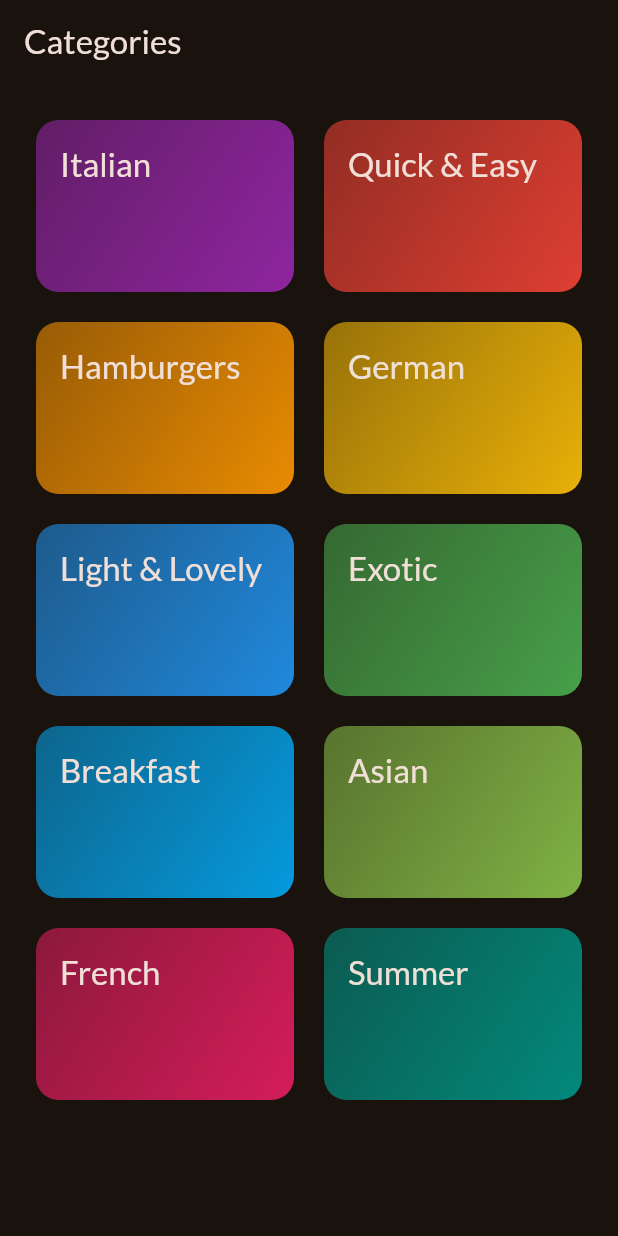
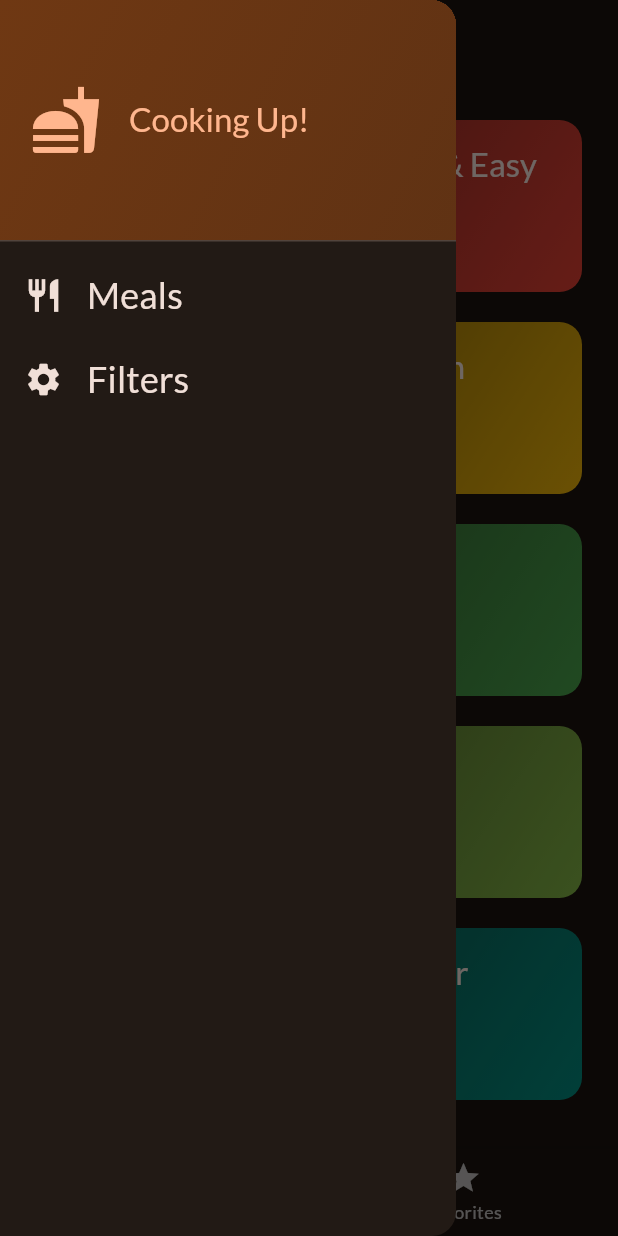
Before and after one commit to MarcinFed/meals_app, a Flutter app: the screen it shows after launch, with the side drawer open (before the commit the screen has no drawer), on a phone screen of 412 x 824 dp. Run offline on Flutter 3.47's test engine with Material 3 defaults, Android fonts, the phone set to English and light mode, and no system bars; our stand-ins replace google_fonts, transparent_image.

```diff
--- a/lib/main.dart
+++ b/lib/main.dart
@@ -1,6 +1,6 @@
 import 'package:flutter/material.dart';
 import 'package:google_fonts/google_fonts.dart';
-import 'package:meals_app/screens/categories.dart';
+import 'package:meals_app/screens/tabs.dart';
 
 final theme = ThemeData(
   colorScheme: ColorScheme.fromSeed(
@@ -21,7 +21,7 @@ class App extends StatelessWidget {
   Widget build(BuildContext context) {
     return MaterialApp(
         theme: theme,
-        home: const CategoriesScreen(),
+        home: const TabsScreen(),
     );
   }
 }
--- a/lib/screens/categories.dart
+++ b/lib/screens/categories.dart
@@ -3,16 +3,25 @@ import 'package:meals_app/data/dummy_data.dart';
 import 'package:meals_app/widgets/category_grid_item.dart';
 import 'package:meals_app/screens/meals.dart';
 import 'package:meals_app/models/category.dart';
+import 'package:meals_app/models/meal.dart';
 
 class CategoriesScreen extends StatelessWidget {
-  const CategoriesScreen({super.key});
+  const CategoriesScreen({
+    super.key,
+    required this.onToggleFavorite,
+  });
+
+  final void Function(Meal meal) onToggleFavorite;
 
   void _selectCategory(BuildContext context, Category category) {
-    final filteredMeals =  dummyMeals.where((meal) => meal.categories.contains(category.id)).toList();
+    final filteredMeals = dummyMeals
+        .where((meal) => meal.categories.contains(category.id))
+        .toList();
 
     Navigator.of(context).push(
       MaterialPageRoute(
         builder: (ctx) => MealsScreen(
+          onToggleFavorite: onToggleFavorite,
           title: category.title,
           meals: filteredMeals,
         ),
@@ -22,11 +31,7 @@ class CategoriesScreen extends StatelessWidget {
 
   @override
   Widget build(BuildContext context) {
-    return Scaffold(
-        appBar: AppBar(
-          title: const Text('Categories'),
-        ),
-        body: GridView(
+    return GridView(
       padding: const EdgeInsets.all(24),
       gridDelegate: const SliverGridDelegateWithFixedCrossAxisCount(
         crossAxisCount: 2,
@@ -41,6 +46,6 @@ class CategoriesScreen extends StatelessWidget {
             onSelectCategory: () => _selectCategory(context, category),
           )
       ],
-        ));
+    );
   }
 }
--- /dev/null
+++ b/lib/screens/tabs.dart
@@ -0,0 +1,99 @@
+import 'package:flutter/material.dart';
+import 'package:meals_app/screens/meals.dart';
+import 'package:meals_app/screens/categories.dart';
+import 'package:meals_app/models/meal.dart';
+import 'package:meals_app/widgets/main_drawer.dart';
+
+class TabsScreen extends StatefulWidget {
+  const TabsScreen({super.key});
+
+  @override
+  State<TabsScreen> createState() {
+    return _TabsScreenState();
+  }
+}
+
+class _TabsScreenState extends State<TabsScreen> {
+  int _selectedPageIndex = 0;
+  final List<Meal> _favoriteMeals = [];
+
+  void _showInfoMessage(String message) {
+    ScaffoldMessenger.of(context).clearSnackBars();
+    ScaffoldMessenger.of(context).showSnackBar(
+      SnackBar(
+        content: Text(message),
+        duration: const Duration(seconds: 2),
+      ),
+    );
+  }
+
+  void _toggleMealFavoriteStatus(Meal meal) {
+    final isExisting = _favoriteMeals.contains(meal);
+
+    if (isExisting) {
+      setState(() {
+        _favoriteMeals.remove(meal);
+      });
+      _showInfoMessage('Removed from favorites');
+    } else {
+      setState(() {
+        _favoriteMeals.add(meal);
+      });
+      _showInfoMessage('Added to favorites');
+    }
+  }
+
+  void _selectPage(int index) {
+    setState(() {
+      _selectedPageIndex = index;
+    });
+  }
+
+  void _setScreen(String identifier) {
+if (identifier == 'filters') {
+      Navigator.of(context).pushReplacementNamed('/filters');
+    } else {
+      Navigator.of(context).pushReplacementNamed('/');
+    }
+  }
+
+  @override
+  Widget build(BuildContext context) {
+    Widget activePage = CategoriesScreen(
+      onToggleFavorite: _toggleMealFavoriteStatus,
+    );
+    var activePageTitle = 'Categories';
+
+    if (_selectedPageIndex == 1) {
+      activePage = MealsScreen(
+        meals: _favoriteMeals,
+        onToggleFavorite: _toggleMealFavoriteStatus,
+      );
+      activePageTitle = 'Favorites';
+    }
+
+    return Scaffold(
+      appBar: AppBar(
+        title: Text(activePageTitle),
+      ),
+      drawer: MainDrawer(
+        onSelectScreen: _setScreen,
+      ),
+      body: activePage,
+      bottomNavigationBar: BottomNavigationBar(
+        onTap: _selectPage,
+        currentIndex: _selectedPageIndex,
+        items: const [
+          BottomNavigationBarItem(
+            icon: Icon(Icons.set_meal),
+            label: 'Categories',
+          ),
+          BottomNavigationBarItem(
+            icon: Icon(Icons.star),
+            label: 'Favorites',
+          ),
+        ],
+      ),
+    );
+  }
+}
--- /dev/null
+++ b/lib/widgets/main_drawer.dart
@@ -0,0 +1,84 @@
+import 'package:flutter/material.dart';
+
+class MainDrawer extends StatelessWidget {
+  const MainDrawer({
+    super.key,
+    required this.onSelectScreen,
+  });
+
+  final void Function(String identifier) onSelectScreen;
+
+  @override
+  Widget build(BuildContext context) {
+    return Drawer(
+      child: Column(
+        children: [
+          DrawerHeader(
+            padding: const EdgeInsets.all(20),
+            decoration: BoxDecoration(
+              gradient: LinearGradient(
+                colors: [
+                  Theme.of(context).colorScheme.primaryContainer,
+                  Theme.of(context)
+                      .colorScheme
+                      .primaryContainer
+                      .withOpacity(0.8),
+                ],
+                begin: Alignment.topLeft,
+                end: Alignment.bottomRight,
+              ),
+            ),
+            child: Row(
+              children: [
+                Icon(
+                  Icons.fastfood,
+                  size: 48,
+                  color: Theme.of(context).colorScheme.primary,
+                ),
+                const SizedBox(width: 18),
+                Text(
+                  'Cooking Up!',
+                  style: Theme.of(context).textTheme.titleLarge!.copyWith(
+                        color: Theme.of(context).colorScheme.primary,
+                      ),
+                ),
+              ],
+            ),
+          ),
+          ListTile(
+            leading: Icon(
+              Icons.restaurant,
+              size: 26,
+              color: Theme.of(context).colorScheme.onBackground,
+            ),
+            title: Text(
+              'Meals',
+              style: Theme.of(context).textTheme.titleSmall!.copyWith(
+                  color: Theme.of(context).colorScheme.onBackground,
+                  fontSize: 24),
+            ),
+            onTap: () {
+              onSelectScreen('meals');
+            },
+          ),
+          ListTile(
+            leading: Icon(
+              Icons.settings,
+              size: 26,
+              color: Theme.of(context).colorScheme.onBackground,
+            ),
+            title: Text(
+              'Filters',
+              style: Theme.of(context).textTheme.titleSmall!.copyWith(
+                  color: Theme.of(context).colorScheme.onBackground,
+                  fontSize: 24),
+            ),
+            onTap: () {
+              onSelectScreen('filters');
+            },
+          ),
+        ],
+      ),
+    );
+  }
+}
--- a/lib/widgets/meal_item.dart
+++ b/lib/widgets/meal_item.dart
@@ -7,9 +7,11 @@ class MealItem extends StatelessWidget {
   const MealItem({
     super.key,
     required this.meal,
+    required this.onSelectMeal,
   });
 
   final Meal meal;
+  final void Function(BuildContext context, Meal meal) onSelectMeal;
 
   String get complexityText {
     return meal.complexity.name[0].toUpperCase() + meal.complexity.name.substring(1);
@@ -29,7 +31,9 @@ class MealItem extends StatelessWidget {
       clipBehavior: Clip.hardEdge,
       elevation: 2,
       child: InkWell(
-        onTap: () {},
+        onTap: () {
+          onSelectMeal(context, meal);
+        },
         child: Stack(
           children: [
             FadeInImage(
```
Also changed, not shown: lib/screens/meal_details.dart (added, +80 -0 lines), lib/screens/meals.dart (+22 -4 lines). Lines whose indentation alone changed are shown as unchanged.
